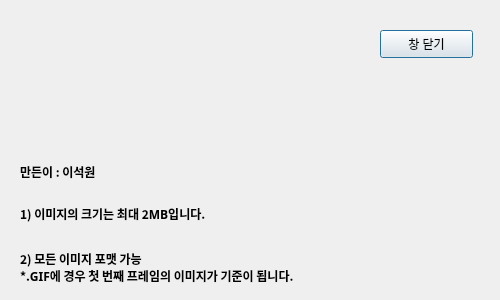
The window that help_ui.ui (Trimage/AI_image_analyzer) describes before a commit, drawn with Qt 5.
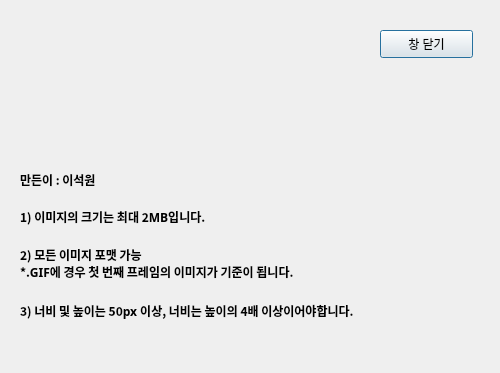
The same window after the commit.

What changed in the file:
```diff
--- a/help_ui.ui
+++ b/help_ui.ui
@@ -7,7 +7,7 @@
     <x>0</x>
     <y>0</y>
     <width>500</width>
-    <height>300</height>
+    <height>373</height>
    </rect>
   </property>
   <property name="windowTitle">
@@ -16,8 +16,8 @@
   <widget class="QLabel" name="icon_lable">
    <property name="geometry">
     <rect>
-     <x>40</x>
-     <y>40</y>
+     <x>20</x>
+     <y>20</y>
      <width>100</width>
      <height>100</height>
     </rect>
@@ -43,12 +43,12 @@
    <property name="geometry">
     <rect>
      <x>20</x>
-     <y>160</y>
-     <width>421</width>
-     <height>131</height>
+     <y>170</y>
+     <width>470</width>
+     <height>161</height>
     </rect>
    </property>
-   <layout class="QVBoxLayout" name="verticalLayout" stretch="1,2,2">
+   <layout class="QVBoxLayout" name="verticalLayout" stretch="1,2,2,2">
     <item>
      <widget class="QLabel" name="help_lable1">
       <property name="font">
@@ -92,6 +92,20 @@
       </property>
      </widget>
     </item>
+    <item>
+     <widget class="QLabel" name="help_lable4">
+      <property name="font">
+       <font>
+        <family>나눔고딕 ExtraBold</family>
+        <weight>75</weight>
+        <bold>true</bold>
+       </font>
+      </property>
+      <property name="text">
+       <string>3) 너비 및 높이는 50px 이상, 너비는 높이의 4배 이상이어야합니다.</string>
+      </property>
+     </widget>
+    </item>
    </layout>
   </widget>
  </widget>
```
